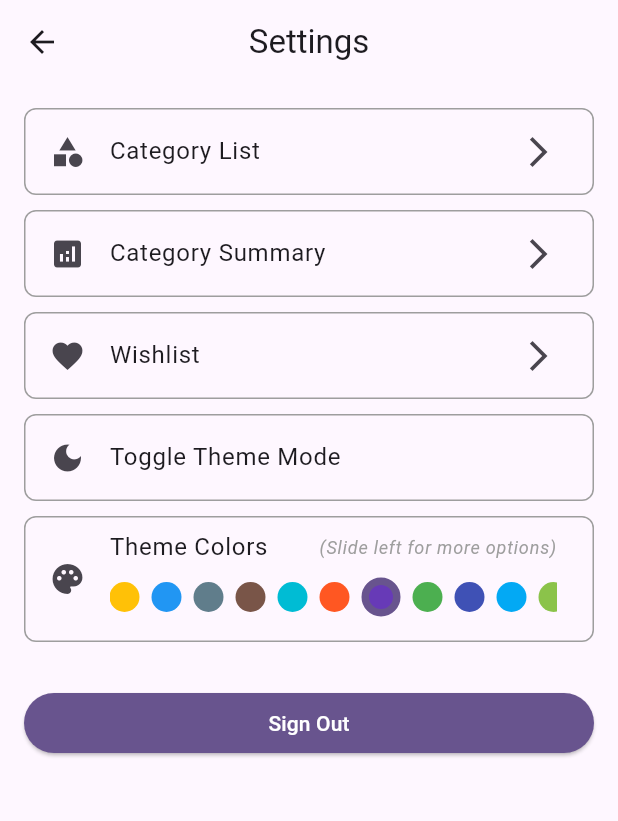
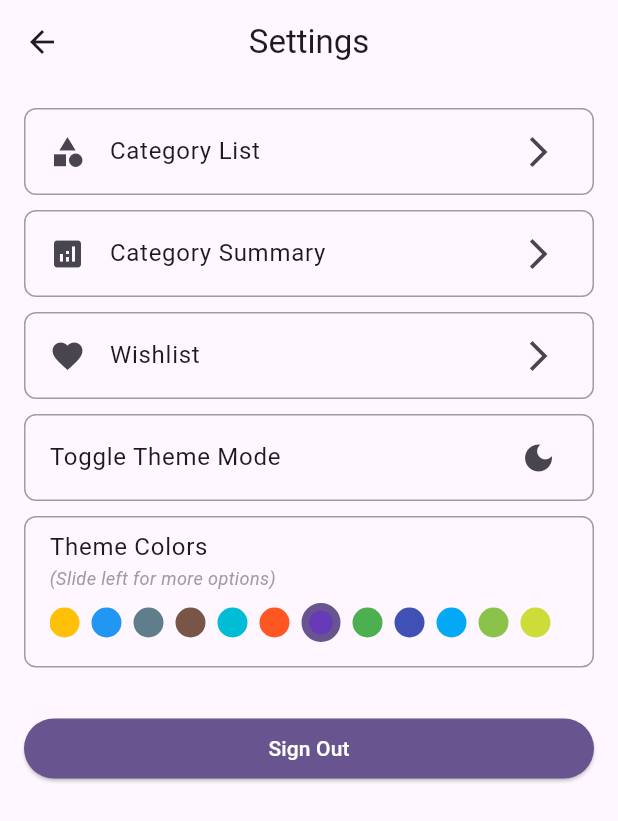
Before and after one commit to mussyahmi/my_finance_mate, a Flutter app: the SettingsPage screen opened directly with empty values, on a phone screen of 412 x 824 dp. Shown: the top 821 px of the screen. Run offline on Flutter 3.47's test engine with Material 3 defaults, Android fonts, the phone set to English and light mode, and no system bars; our stand-ins replace adaptive_theme, cloud_firestore, device_info_plus, file_picker, firebase_auth, firebase_core and 7 more; accounts and stored records are empty.

Commit message:
Fix ui for theme color selector

```diff
--- a/lib/pages/settings_page.dart
+++ b/lib/pages/settings_page.dart
@@ -137,7 +137,7 @@ class SettingsPageState extends State<SettingsPage> {
                 ),
                 child: ListTile(
                   title: const Text('Toggle Theme Mode'),
-                  leading: Icon(savedThemeMode == AdaptiveThemeMode.light
+                  trailing: Icon(savedThemeMode == AdaptiveThemeMode.light
                       ? Icons.light_mode
                       : Icons.dark_mode),
                   onTap: () async {
@@ -169,21 +169,18 @@ class SettingsPageState extends State<SettingsPage> {
                   borderRadius: BorderRadius.circular(8.0),
                 ),
                 child: ListTile(
-                  title: const Row(
-                    mainAxisAlignment: MainAxisAlignment.spaceBetween,
+                  title: const Text('Theme Colors'),
+                  subtitle: Column(
+                    crossAxisAlignment: CrossAxisAlignment.start,
                     children: [
-                      Text('Theme Colors'),
-                      Text(
+                      const Text(
                         '(Slide left for more options)',
                         style: TextStyle(
                             fontSize: 12,
                             color: Colors.grey,
                             fontStyle: FontStyle.italic),
                       ),
-                    ],
-                  ),
-                  leading: const Icon(Icons.palette),
-                  subtitle: SingleChildScrollView(
+                      SingleChildScrollView(
                         scrollDirection: Axis.horizontal,
                         child: Padding(
                           padding: const EdgeInsets.symmetric(vertical: 8.0),
@@ -245,6 +242,8 @@ class SettingsPageState extends State<SettingsPage> {
                             ],
                           ),
                         ),
+                      ),
+                    ],
                   ),
                 ),
               ),
```
Lines whose indentation alone changed are shown as unchanged.
